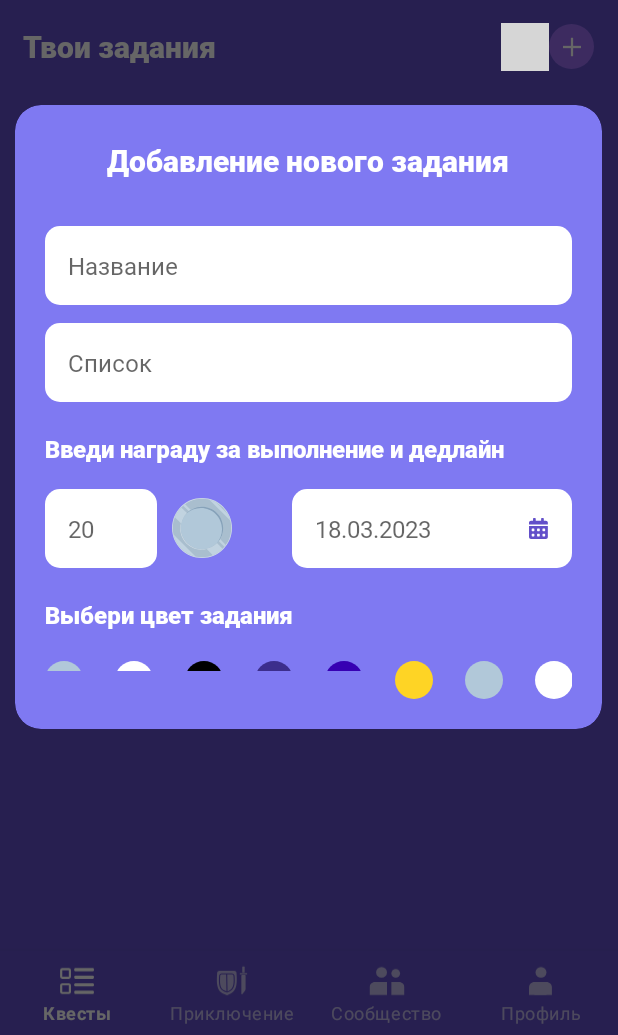
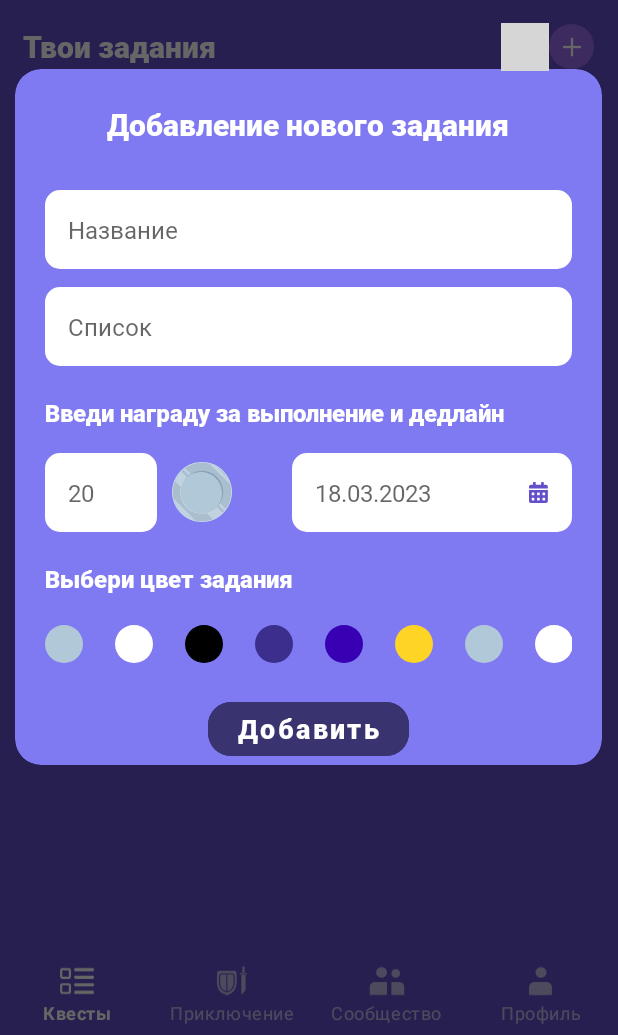
Before and after one commit to monke-master/Play-Edu, an Android app: the QuestsFragment screen opened directly, with no data from a screen before it, after a tap on an icon or button, on a phone screen of 412 x 824 dp, the part 201-1236 px from its top. Run offline under Robolectric (Android 15) with nearby library versions, the phone set to English and light mode, and no system bars; libraries missing offline, so code that uses them is left out: com.skydoves.powerspinner; plain views replace PowerSpinnerView; 2 statements that could not run were skipped; grey boxes are pictures that could not be loaded.

Commit message:
made delete and complete task dialogs

```diff
--- /dev/null
+++ b/app/src/main/java/ru/mirea/playedu/CompleteTaskDialog.java
@@ -0,0 +1,41 @@
+package ru.mirea.playedu;
+
+import android.app.AlertDialog;
+import android.app.Dialog;
+import android.os.Bundle;
+import android.view.LayoutInflater;
+import android.view.View;
+import android.view.ViewGroup;
+
+import androidx.annotation.NonNull;
+import androidx.annotation.Nullable;
+import androidx.fragment.app.DialogFragment;
+
+public class CompleteTaskDialog extends DialogFragment {
+
+    private View view;
+
+    @Nullable
+    @Override
+    public View onCreateView(@NonNull LayoutInflater inflater, @Nullable ViewGroup container, @Nullable Bundle savedInstanceState) {
+        view = requireActivity().getLayoutInflater().inflate(
+                R.layout.dialog_complete_task,
+                null,
+                false);
+
+        // Фон диалога
+        getDialog().getWindow().setBackgroundDrawable(getResources().getDrawable(R.drawable.shape_dialog));
+        return view;
+    }
+
+    @NonNull
+    @Override
+    public Dialog onCreateDialog(@Nullable Bundle savedInstanceState) {
+        AlertDialog.Builder builder = new AlertDialog.Builder(getActivity());
+
+        view = requireActivity().getLayoutInflater().inflate(R.layout.dialog_complete_task, null, false);
+        builder.setView(view);
+        return builder.create();
+    }
+
+}
--- a/app/src/main/java/ru/mirea/playedu/QuestsFragment.java
+++ b/app/src/main/java/ru/mirea/playedu/QuestsFragment.java
@@ -1,5 +1,6 @@
 package ru.mirea.playedu;
 
+import android.app.AlertDialog;
 import android.os.Bundle;
 
 import androidx.annotation.Nullable;
@@ -46,6 +47,11 @@ public class QuestsFragment extends Fragment {
             dialog.show(getActivity().getSupportFragmentManager(), "Add task dialog");
         });
 
+
+        //new DeleteTaskDialog().show(getActivity().getSupportFragmentManager(), "Delete task dialog");
+        new CompleteTaskDialog().show(getActivity().getSupportFragmentManager(), "Complete task dialog");
+
+
         return binding.getRoot();
     }
 }
--- a/app/src/main/res/layout/dialog_add_task.xml
+++ b/app/src/main/res/layout/dialog_add_task.xml
@@ -122,6 +122,17 @@
 
         </androidx.recyclerview.widget.RecyclerView>
 
+        <Button
+            android:paddingStart="20dp"
+            android:paddingEnd="20dp"
+            android:backgroundTint="@color/purple_600"
+            android:layout_gravity="center_horizontal"
+            style="@style/DefaultButton"
+            android:id="@+id/add_btn"
+            android:layout_width="wrap_content"
+            android:layout_height="wrap_content"
+            android:text="@string/add" />
+
     </LinearLayout>
 
 
--- a/app/src/main/res/values/dimens.xml
+++ b/app/src/main/res/values/dimens.xml
@@ -1,7 +1,7 @@
 <?xml version="1.0" encoding="utf-8"?>
 <!--Файл для хранения размеров -->
 <resources>
-    <dimen name="btn_rounding_radius">10dp</dimen>
+    <dimen name="btn_rounding_radius">15dp</dimen>
     <dimen name="min_btn_width">200dp</dimen>
     <dimen name="round_btn_radius">40dp</dimen>
 
--- a/app/src/main/res/values/strings.xml
+++ b/app/src/main/res/values/strings.xml
@@ -36,4 +36,8 @@
     <string name="add">Добавить</string>
     <string name="price_error_too_much">Не более 100 монет</string>
     <string name="price_hint">20</string>
+    <string name="delete_task_header">Ты уверен, что хочешь удалить задание?</string>
+    <string name="complete_task_header">Отметить задание выполненным?</string>
+    <string name="yes">Да</string>
+    <string name="no">Нет</string>
 </resources>
```
Also changed, not shown: app/src/main/java/ru/mirea/playedu/DeleteTaskDialog.java (added, +44 -0 lines), app/src/main/res/layout/dialog_complete_task.xml (added, +56 -0 lines), app/src/main/res/layout/dialog_delete_task.xml (added, +56 -0 lines). Lines whose indentation alone changed are shown as unchanged.
